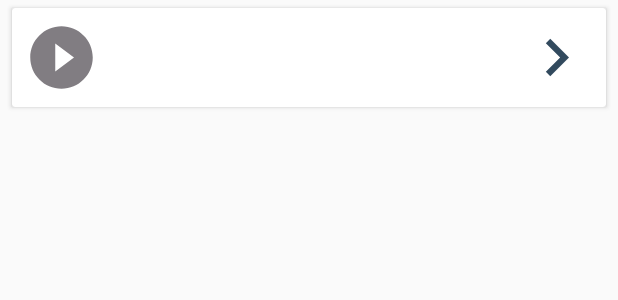
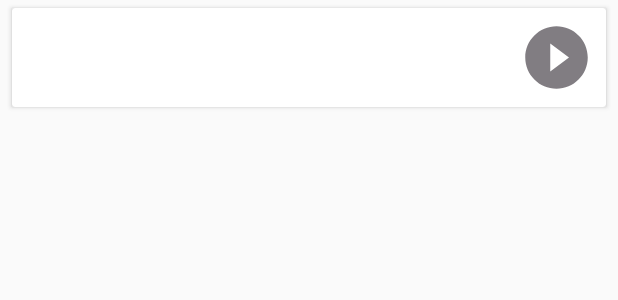
Before and after one commit to asantoflaminio/TechHaus_Android, an Android app: the layout list_routines.xml on its own in the app's theme, with its tools: preview values and no code run, on a phone screen of 412 x 824 dp. Shown: the top 300 px of the screen. Run offline under Robolectric (Android 15) with nearby library versions, the light colour scheme and no system bars; network calls fail.

Commit message:
Listado sin flecha de expansion

```diff
--- a/app/src/main/res/layout/list_routines.xml
+++ b/app/src/main/res/layout/list_routines.xml
@@ -8,6 +8,7 @@
     android:layout_height="wrap_content">
 
     <RelativeLayout
+        android:id="@+id/rel_lay"
         android:layout_width="match_parent"
         android:layout_height="wrap_content">
 
@@ -15,7 +16,7 @@
             android:id="@+id/playRoutine"
             android:layout_width="50dp"
             android:layout_height="50dp"
-            android:layout_alignParentLeft="true"
+            android:layout_alignParentRight="true"
             android:layout_margin="8dp"
             android:src="@drawable/play_gris"
             android:visibility="visible" />
@@ -30,14 +31,7 @@
             android:textSize="20dp"
             android:textStyle="bold" />
 
-        <ImageView
-            android:id="@+id/expandArrow"
-            android:layout_width="50dp"
-            android:layout_height="50dp"
-            android:layout_alignParentRight="true"
-            android:layout_margin="8dp"
-            android:src="@drawable/expandearrow"
-            android:visibility="visible" />
+
 
 
     </RelativeLayout>
```
Also changed, not shown: app/src/main/java/com/techhaus/techhausandroid/Adapter/MyAdapter.java (+8 -15 lines), app/src/main/java/com/techhaus/techhausandroid/Adapter/MyAdapterRoutines.java (+6 -5 lines), app/src/main/res/layout/list_devices.xml (+3 -9 lines).
